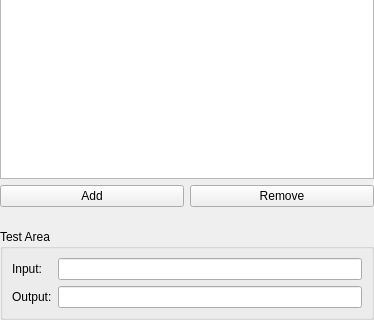
Qt form src/KeyBindingEditor.ui (KDE/konsole) before a commit; both pictures show x 0 to 374 and y 210 to 530 of the 374 by 530 pixel window.
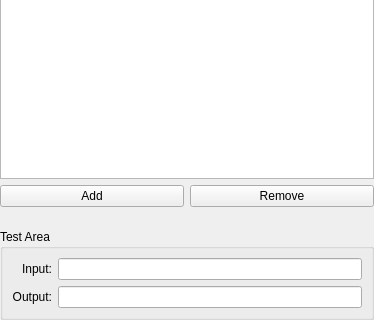
The same form after that commit.

What changed in the file:
```diff
--- a/src/KeyBindingEditor.ui
+++ b/src/KeyBindingEditor.ui
@@ -91,6 +91,9 @@
         <property name="text" >
          <string>Input:</string>
         </property>
+        <property name="alignment" >
+         <set>Qt::AlignRight|Qt::AlignTrailing|Qt::AlignVCenter</set>
+        </property>
        </widget>
       </item>
       <item row="0" column="1" >
@@ -101,6 +104,9 @@
         <property name="text" >
          <string>Output:</string>
         </property>
+        <property name="alignment" >
+         <set>Qt::AlignRight|Qt::AlignTrailing|Qt::AlignVCenter</set>
+        </property>
        </widget>
       </item>
       <item row="1" column="1" >
```
Left out of the diff: 13 changed lines with no effect on the pictures.
